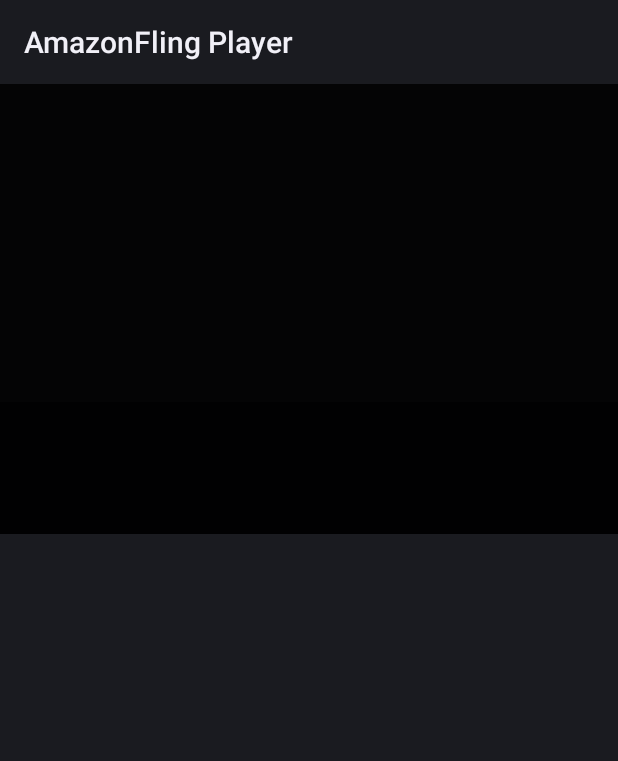
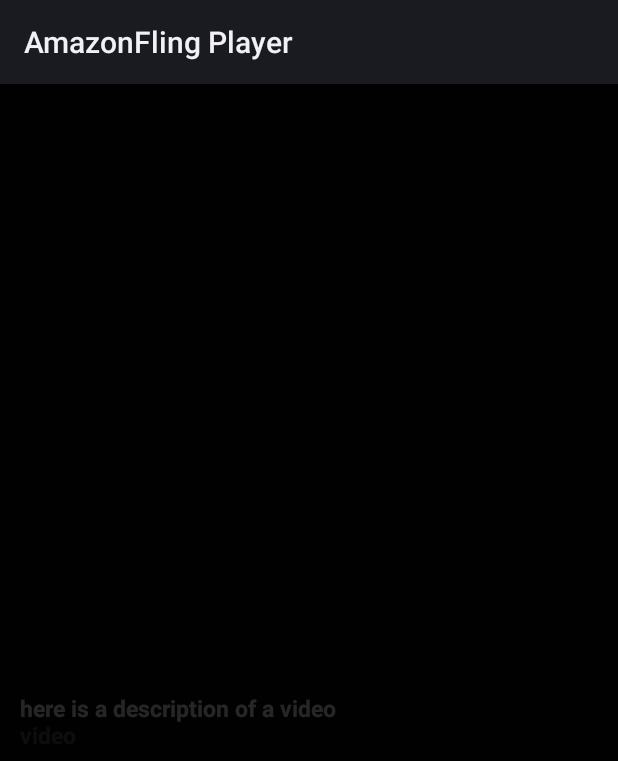
Before and after one commit to sagreine/homeGymTv, an Android app: the layout activity_media_viewer.xml on its own in the app's theme, with its tools: preview values and no code run, on a phone screen of 412 x 824 dp. Shown: the top 761 px of the screen. Run offline under Robolectric (Android 15) with nearby library versions, the phone set to English and light mode, and no system bars.

Commit message:
still messing with laout and learning

```diff
--- a/app/src/main/java/com/amazon/whisperplay/fling/media/player/activity/MediaViewer.java
+++ b/app/src/main/java/com/amazon/whisperplay/fling/media/player/activity/MediaViewer.java
@@ -63,6 +63,7 @@
 
     // Media information layout with alpha during playing
     private RelativeLayout mMediaInfoLayout;
+    private RelativeLayout mMediaInfoPersistentLayout;
     private SeekBar mSeekBar;
     private TextView mMediaTitle;
     private TextView mMediaDescription;
@@ -178,6 +179,7 @@
         mPlayerSurfaceView = findViewById(R.id.surfaceViewPlayer);
         mFakeBackground = findViewById(R.id.fake_background);
         mMediaInfoLayout = (RelativeLayout)findViewById(R.id.media_info_layout);
+        //mMediaInfoPersistentLayout = (RelativeLayout)findViewById(R.id.media_info_persistent_layout);
         mSeekBar = (SeekBar)findViewById(R.id.seekBar);
         mMediaTitle = (TextView)findViewById(R.id.media_title);
         mMediaDescription = (TextView)findViewById(R.id.media_description);
@@ -435,14 +437,14 @@
         mTotalDuration.setVisibility(View.GONE);
         mMediaTitle.animate().cancel();
         mMediaTitle.setVisibility(View.GONE);
-        mMediaDescription.animate().cancel();
-        mMediaDescription.setVisibility(View.GONE);
+        //mMediaDescription.animate().cancel();
+        //mMediaDescription.setVisibility(View.GONE);
         mSeekBar.setProgress(0);
         mSeekBar.setMax(0);
         mTotalDuration.setText(getString(R.string.init_time));
         mCurrentPosition.setText(getString(R.string.init_time));
         mMediaTitle.setText(getString(R.string.empty));
-        mMediaDescription.setText(getString(R.string.empty));
+        //mMediaDescription.setText(getString(R.string.empty));
     }
 
     private void animateMediaInfo(boolean fade, boolean isAudio) {
@@ -462,9 +464,9 @@
             mMediaTitle.animate().cancel();
             mMediaTitle.setAlpha(1f);
             mMediaTitle.setVisibility(View.VISIBLE);
-            mMediaDescription.animate().cancel();
-            mMediaDescription.setAlpha(1f);
-            mMediaDescription.setVisibility(View.VISIBLE);
+            //mMediaDescription.animate().cancel();
+            //mMediaDescription.setAlpha(1f);
+            //mMediaDescription.setVisibility(View.VISIBLE);
         } else {
             mMediaInfoLayout.setAlpha(1f);
             mMediaInfoLayout.setVisibility(View.VISIBLE);
@@ -476,7 +478,7 @@
             mTotalDuration.setVisibility(View.VISIBLE);
             mMediaTitle.setAlpha(1f);
             mMediaTitle.setVisibility(View.VISIBLE);
-            mMediaDescription.setAlpha(1f);
+            //mMediaDescription.setAlpha(1f);
             mMediaDescription.setVisibility(View.VISIBLE);
             if (!markPaused) {
                 mMediaInfoLayout.animate().alpha(0f).setDuration(5000);
@@ -484,7 +486,7 @@
                 mCurrentPosition.animate().alpha(0f).setDuration(5000);
                 mTotalDuration.animate().alpha(0f).setDuration(5000);
                 mMediaTitle.animate().alpha(0f).setDuration(5000);
-                mMediaDescription.animate().alpha(0f).setDuration(5000);
+                //mMediaDescription.animate().alpha(0f).setDuration(5000);
             }
         }
     }
--- a/app/src/main/res/layout/activity_media_viewer.xml
+++ b/app/src/main/res/layout/activity_media_viewer.xml
@@ -1,16 +1,41 @@
 <RelativeLayout xmlns:android="http://schemas.android.com/apk/res/android"
     xmlns:tools="http://schemas.android.com/tools"
-    android:layout_width="600dp"
-    android:layout_height="300dp"
+    android:layout_width="match_parent"
+    android:layout_height="match_parent"
+    android:orientation="horizontal"
     tools:context="com.amazon.whisperplay.fling.media.player.activity.MediaViewer">
+
+    <TextView
+        android:id="@+id/textView"
+        android:layout_width="304dp"
+        android:layout_height="wrap_content"
+        android:layout_weight="1" />
 
     <SurfaceView
         android:id="@+id/surfaceViewPlayer"
-        android:layout_width="fill_parent"
+        android:layout_width="600dp"
         android:layout_height="300dp"
         android:layout_alignParentEnd="true"
         android:keepScreenOn="true"
         android:visibility="gone" />
+
+    <TextView
+        android:id="@+id/media_descript654654ion"
+        android:layout_width="192dp"
+        android:layout_height="wrap_content"
+        android:layout_below="@id/surfaceViewPlayer"
+        android:layout_marginStart="13dp"
+        android:layout_marginTop="405dp"
+        android:layout_marginEnd="70dp"
+        android:layout_marginBottom="254dp"
+        android:ellipsize="end"
+        android:lines="2"
+        android:text="here is a description of a video"
+        android:textColor="@android:color/white"
+        android:textSize="15sp"
+        android:textStyle="bold"
+        android:visibility="visible" />
+
 
     <ImageView
         android:id="@+id/posterImageView"
@@ -41,10 +66,25 @@
     <RelativeLayout
         android:id="@+id/media_info_layout"
         android:layout_width="match_parent"
-        android:layout_height="88dp"
+        android:layout_height="match_parent"
         android:layout_alignParentBottom="true"
         android:background="#AA000000"
+        android:orientation="horizontal"
         android:visibility="visible">
+
+        <TextView
+            android:id="@+id/media_title"
+            android:layout_width="278dp"
+            android:layout_height="wrap_content"
+            android:layout_marginStart="18dp"
+            android:layout_marginTop="250dp"
+            android:layout_marginEnd="13dp"
+            android:ellipsize="end"
+            android:maxLines="1"
+            android:text="@string/empty"
+            android:textColor="@android:color/white"
+            android:textSize="27sp"
+            android:textStyle="bold" />
 
         <SeekBar
             android:id="@+id/seekBar"
@@ -56,8 +96,8 @@
 
         <TextView
             android:id="@+id/currentPosition"
-            android:layout_width="wrap_content"
-            android:layout_height="wrap_content"
+            android:layout_width="70dp"
+            android:layout_height="210dp"
             android:layout_above="@+id/media_title"
             android:layout_alignParentStart="true"
             android:layout_marginStart="13dp"
@@ -69,8 +109,8 @@
 
         <TextView
             android:id="@+id/totalDuration"
-            android:layout_width="wrap_content"
-            android:layout_height="wrap_content"
+            android:layout_width="108dp"
+            android:layout_height="40dp"
             android:layout_above="@+id/media_title"
             android:layout_alignParentEnd="true"
             android:layout_marginEnd="13dp"
@@ -80,39 +120,25 @@
             android:textStyle="bold"
             android:visibility="invisible" />
 
-        <TextView
-            android:id="@+id/media_title"
-            android:layout_width="wrap_content"
-            android:layout_height="wrap_content"
-            android:layout_above="@+id/media_description"
-            android:layout_marginStart="18dp"
-            android:layout_marginTop="15dp"
-            android:layout_marginEnd="13dp"
-            android:ellipsize="end"
-            android:maxLines="1"
-            android:text="@string/empty"
-            android:textColor="@android:color/white"
-            android:textSize="27sp"
-            android:textStyle="bold"
-            android:visibility="invisible" />
+    </RelativeLayout>
 
     <TextView
         android:id="@+id/media_description"
-            android:layout_width="wrap_content"
+        android:layout_width="473dp"
         android:layout_height="wrap_content"
+        android:layout_below="@id/surfaceViewPlayer"
         android:layout_marginStart="13dp"
-            android:layout_marginTop="5dp"
+        android:layout_marginTop="405dp"
         android:layout_marginEnd="70dp"
         android:layout_marginBottom="254dp"
         android:ellipsize="end"
         android:lines="2"
-            android:text="@string/empty"
+        android:text="here is a description of a video"
         android:textColor="@android:color/white"
         android:textSize="15sp"
         android:textStyle="bold"
-            android:visibility="invisible" />
+        android:visibility="visible" />
 
-    </RelativeLayout>
 
     <View
         android:id="@+id/fake_background"
@@ -120,11 +146,6 @@
         android:layout_height="fill_parent"
         android:background="#D9000000"
         android:padding="0px" />
-
-    <RelativeLayout
-        android:id="@+id/dialogLayout"
-        android:layout_width="fill_parent"
-        android:layout_height="fill_parent">
 
     <ProgressBar
         android:id="@+id/media_loading_progress"
@@ -134,7 +155,4 @@
         android:layout_centerHorizontal="true"
         android:indeterminate="true"
         android:visibility="invisible" />
-
 </RelativeLayout>
-
-</RelativeLayout>
```
Also changed, not shown: 43 other files. Lines whose indentation alone changed are shown as unchanged.
